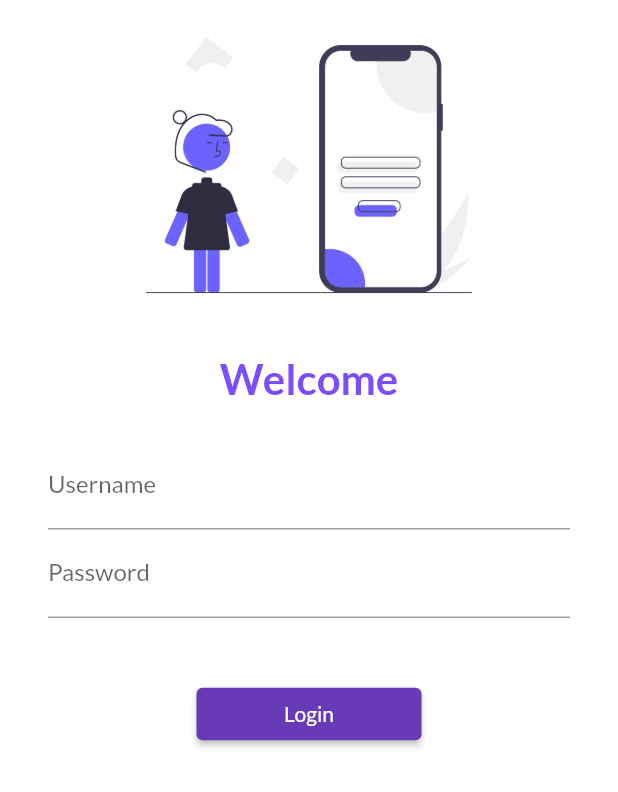
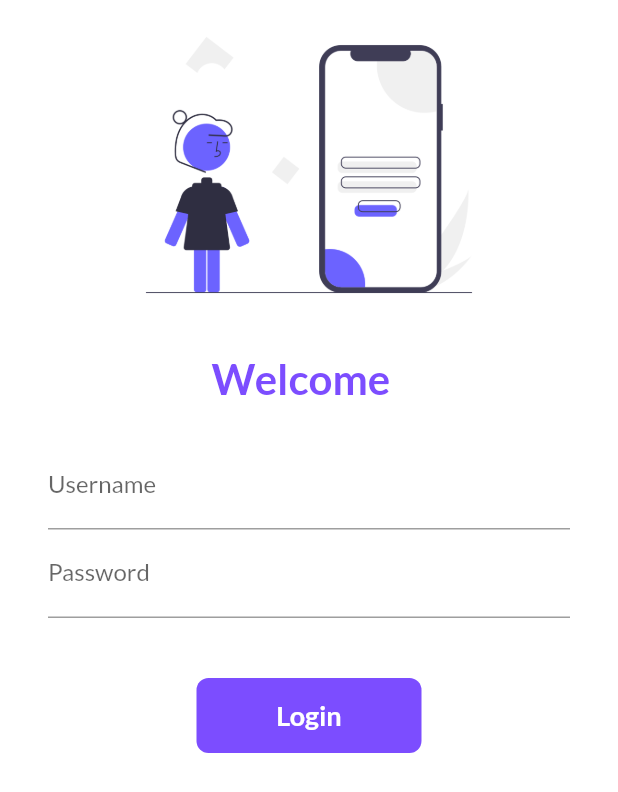
Before and after one commit to gunjanverma0405/flutter_catalog, a Flutter app: the screen it shows after launch, on a phone screen of 412 x 824 dp. Shown: the top 792 px of the screen. Run offline on Flutter 3.47's test engine with Material 2 defaults, Android fonts, the phone set to English and light mode, and no system bars; our stand-ins replace google_fonts.

Commit message:
Day 5 Completed

```diff
--- a/lib/pages/login_page.dart
+++ b/lib/pages/login_page.dart
@@ -1,8 +1,17 @@
 import 'package:flutter/material.dart';
 import 'package:flutter_catalog/utils/routes.dart';
 
-class LoginPage extends StatelessWidget {
+class LoginPage extends StatefulWidget {
   const LoginPage({super.key});
+
+  @override
+  State<LoginPage> createState() => _LoginPageState();
+}
+
+//Here the _ means in class name _LoginPageState that it is private
+class _LoginPageState extends State<LoginPage> {
+  String name = " ";
+  bool changeButton = false;
 
   @override
   Widget build(BuildContext context) {
@@ -20,9 +29,9 @@ class LoginPage extends StatelessWidget {
               height: 15.0,
               //child: Text("Hello there"),
             ),
-            const Text(
-              "Welcome",
-              style: TextStyle(
+            Text(
+              "Welcome $name",
+              style: const TextStyle(
                 fontSize: 28,
                 fontWeight: FontWeight.bold,
                 color: Colors.deepPurpleAccent,
@@ -45,6 +54,10 @@ class LoginPage extends StatelessWidget {
                       hintText: "Enter username",
                       labelText: "Username",
                     ),
+                    onChanged: (value) {
+                      name = value;
+                      setState(() {});
+                    },
                   ),
                   TextFormField(
                     obscureText: true,
@@ -56,14 +69,55 @@ class LoginPage extends StatelessWidget {
                   const SizedBox(
                     height: 40.0,
                   ),
-                  ElevatedButton(
-                    style: TextButton.styleFrom(minimumSize: Size(150, 35)),
-                    onPressed: () {
+                  //We can also use geture detector in place of Inkwell but inkwell gives good effect while gesture detector only
+                  //make in clickable
+                  InkWell(
+                    onTap: (() async {
+                      setState(() {
+                        changeButton = true;
+                      });
+                      await Future.delayed(const Duration(seconds: 1));
                       Navigator.pushNamed(context, MyRoutes.homeRoute);
-                      //print("Hi");
-                    },
-                    child: const Text("Login"),
+                    }),
+                    child: AnimatedContainer(
+                      //Giving duration is a necessity in animated container
+                      duration: const Duration(seconds: 1),
+                      width: changeButton ? 50 : 150,
+                      height: 50,
+                      //color: Colors.deepPurpleAccent,
+                      alignment: Alignment.center,
+                      decoration: BoxDecoration(
+                        color: Colors.deepPurpleAccent,
+                        //we cannot give shape and borderradius together because they are a bit contrasting
+                        // shape:
+                        //     changeButton ? BoxShape.circle : BoxShape.rectangle,
+                        //When we are using decoration, we have to give color in decoration otherwise we can give in container itself
+                        borderRadius:
+                            BorderRadius.circular(changeButton ? 50 : 8),
+                      ),
+                      child: changeButton
+                          ? const Icon(
+                              Icons.done,
+                              color: Colors.white,
+                            )
+                          : const Text(
+                              "Login",
+                              style: TextStyle(
+                                color: Colors.white,
+                                fontWeight: FontWeight.bold,
+                                fontSize: 18,
+                              ),
+                            ),
+                    ),
                   ),
+                  // ElevatedButton(
+                  //   style: TextButton.styleFrom(minimumSize: Size(150, 35)),
+                  //   onPressed: () {
+                  //     Navigator.pushNamed(context, MyRoutes.homeRoute);
+                  //     //print("Hi");
+                  //   },
+                  //   child: const Text("Login"),
+                  // ),
                 ],
               ),
             ),
```
